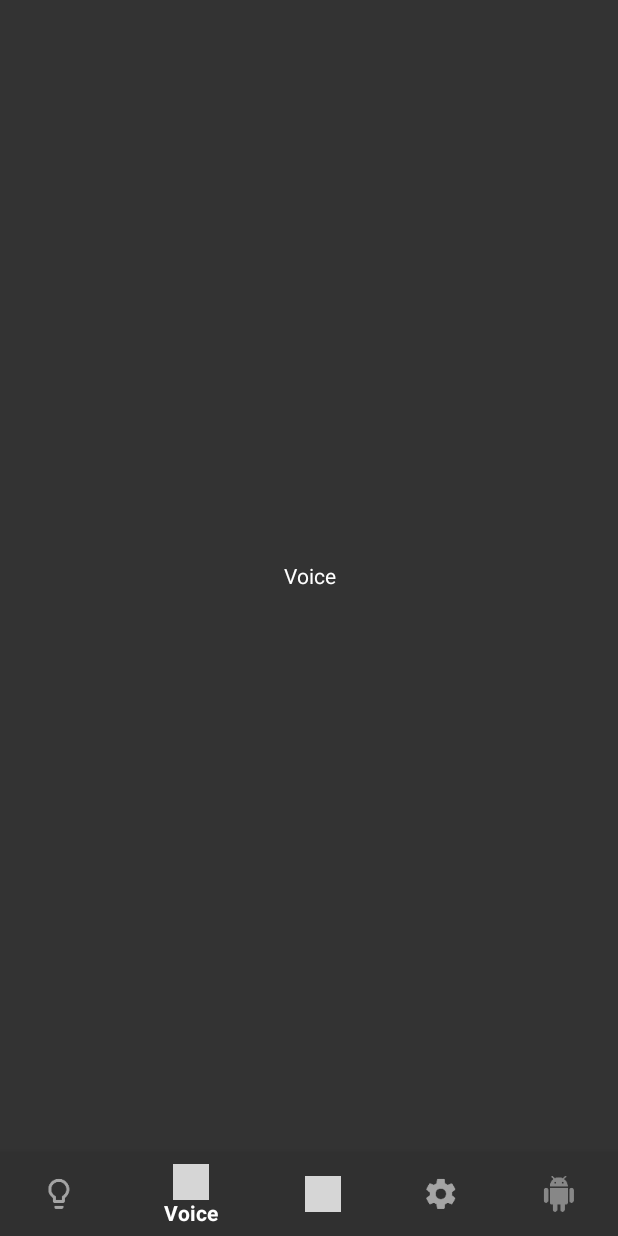
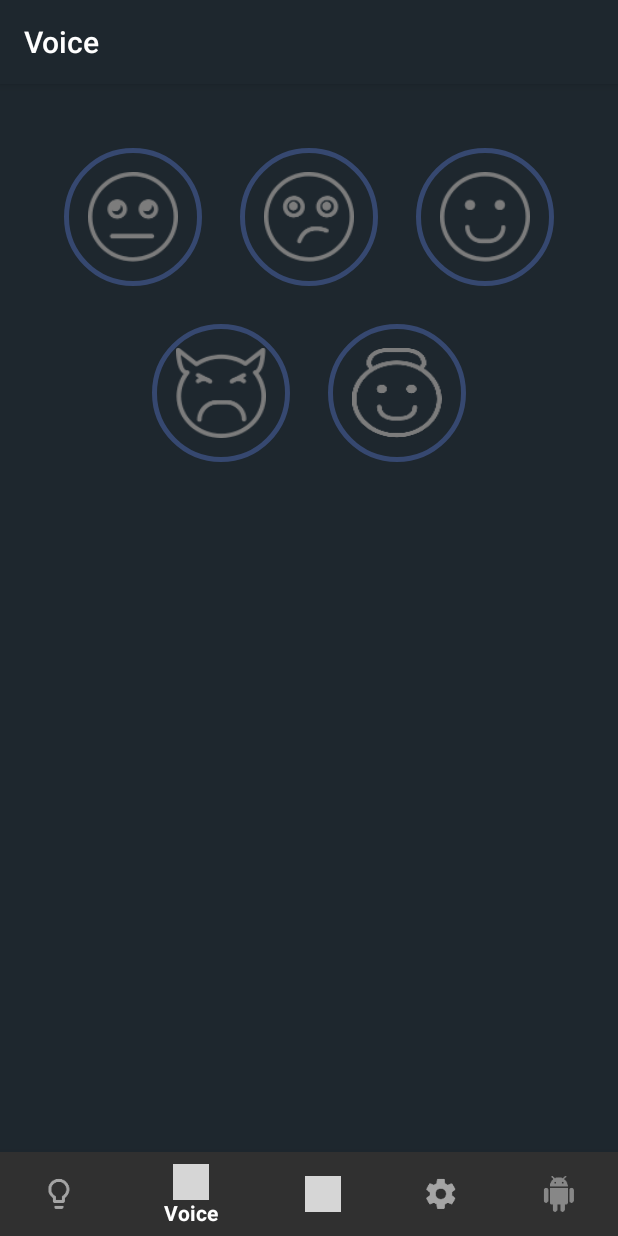
Before and after one commit to vvtyutin/goodmood, an Android app: the screen it shows after launch (HomeActivity), item 2 of the bottom bar chosen, on a phone screen of 412 x 824 dp. Run offline under Robolectric (Android 15) with nearby library versions, the light colour scheme and no system bars; libraries missing offline, so code that uses them is left out: com.squareup.okhttp, org.altbeacon.beacon; 18 statements that could not run were skipped; grey boxes are pictures that could not be loaded.

Commit message:
First implementation of Voice screen

```diff
--- a/app/src/main/java/com/harman/goodmood/ui/VoiceFragment.java
+++ b/app/src/main/java/com/harman/goodmood/ui/VoiceFragment.java
@@ -2,18 +2,49 @@ package com.harman.goodmood.ui;
 
 import android.os.Bundle;
 import android.support.annotation.Nullable;
+import android.support.design.widget.TabLayout;
 import android.support.v4.app.Fragment;
+import android.support.v7.widget.Toolbar;
 import android.view.LayoutInflater;
 import android.view.View;
 import android.view.ViewGroup;
 
+import com.harman.goodmood.util.weather.MoodIconLayout;
+
 import goodmood.harman.com.goodmood.R;
 
 public class VoiceFragment extends Fragment {
+
+    private MoodIconLayout[] mMoodLayoutArray = new MoodIconLayout[5];
+
     @Nullable
     @Override
     public View onCreateView(LayoutInflater inflater, @Nullable ViewGroup container, @Nullable Bundle savedInstanceState) {
         View view = inflater.inflate(R.layout.fragment_voice, container, false);
+
+        Toolbar toolbar = (Toolbar) view.findViewById(R.id.toolbar);
+        toolbar.setTitle("Voice");
+
+        mMoodLayoutArray[0] = (MoodIconLayout) view.findViewById(R.id.mood_neutrality);
+        mMoodLayoutArray[1] = (MoodIconLayout) view.findViewById(R.id.mood_sadness);
+        mMoodLayoutArray[2] = (MoodIconLayout) view.findViewById(R.id.mood_happiness);
+        mMoodLayoutArray[3] = (MoodIconLayout) view.findViewById(R.id.mood_fear);
+        mMoodLayoutArray[4] = (MoodIconLayout) view.findViewById(R.id.mood_angel);
+
+        mMoodLayoutArray[0].setResources(R.drawable.neutrality, R.drawable.happiness_clr, R.drawable.neutrality_bg);
+        mMoodLayoutArray[1].setResources(R.drawable.sadness, R.drawable.sadness_clr, R.drawable.sadness_bg);
+        mMoodLayoutArray[2].setResources(R.drawable.happiness, R.drawable.happiness_clr, R.drawable.happiness_bg);
+        mMoodLayoutArray[3].setResources(R.drawable.fear, R.drawable.fear_clr, R.drawable.fear_bg);
+        mMoodLayoutArray[4].setResources(R.drawable.angel, R.drawable.angel_clr, R.drawable.angel_bg);
+
         return view;
     }
+
+    public void setCheckedMood(int index) {
+        if (index >= 0 && index <= 5) {
+            for (int i = 0; i < 5; i++) {
+                mMoodLayoutArray[i].setChecked(i == index);
+            }
+        }
+    }
 }
--- a/app/src/main/java/com/harman/goodmood/util/RatioRelativeLayout.java
+++ b/app/src/main/java/com/harman/goodmood/util/RatioRelativeLayout.java
@@ -24,7 +24,7 @@ public class RatioRelativeLayout extends RelativeLayout {
         init(context, attrs);
     }
 
-    private void init(Context context, AttributeSet attrs) {
+    protected void init(Context context, AttributeSet attrs) {
         TypedArray a = context.getTheme().obtainStyledAttributes(
                 attrs,
                 R.styleable.RatioRelativeLayout,
--- /dev/null
+++ b/app/src/main/java/com/harman/goodmood/util/weather/MoodIconLayout.java
@@ -0,0 +1,91 @@
+package com.harman.goodmood.util.weather;
+
+import android.content.Context;
+import android.graphics.drawable.Drawable;
+import android.support.annotation.DrawableRes;
+import android.util.AttributeSet;
+import android.view.LayoutInflater;
+import android.widget.ImageView;
+
+import com.harman.goodmood.util.RatioRelativeLayout;
+
+import goodmood.harman.com.goodmood.R;
+
+/**
+ * Created by SSyukov on 06-Dec-17.
+ */
+
+public class MoodIconLayout extends RatioRelativeLayout {
+
+    private boolean mIsChecked;
+    private boolean mResourcesIsSetted;
+
+    @DrawableRes
+    private int mNormalIcon;
+    @DrawableRes
+    private int mCheckedIcon;
+    @DrawableRes
+    private int mCheckedBackground;
+
+    private Drawable mNormalCircle = getResources().getDrawable(R.drawable.mood_circle_normal);
+    private Drawable mCheckedCircle = getResources().getDrawable(R.drawable.mood_circle_checked);
+
+    private ImageView mIconView;
+    private ImageView mBackgroundView;
+    private ImageView mCircleView;
+
+    public MoodIconLayout(Context context) {
+        super(context);
+    }
+
+    public MoodIconLayout(Context context, AttributeSet attrs) {
+        super(context, attrs);
+    }
+
+    public MoodIconLayout(Context context, AttributeSet attrs, int defStyleAttr) {
+        super(context, attrs, defStyleAttr);
+    }
+
+    public void setResources(@DrawableRes int normalIcon, @DrawableRes int checkedIcon, @DrawableRes int checkedBackground) {
+        mNormalIcon = normalIcon;
+        mCheckedIcon = checkedIcon;
+        mCheckedBackground = checkedBackground;
+        mResourcesIsSetted = true;
+        updateUI();
+    }
+
+    @Override
+    protected void init(Context context, AttributeSet attrs) {
+        super.init(context, attrs);
+        LayoutInflater.from(getContext()).inflate(R.layout.mood_icon_layout, this);
+
+        mIconView = (ImageView) findViewById(R.id.normal_icon);
+        mBackgroundView = (ImageView) findViewById(R.id.background);
+        mCircleView = (ImageView) findViewById(R.id.circle);
+        updateUI();
+    }
+
+    public void setChecked(boolean checked) {
+        mIsChecked = checked;
+        updateUI();
+    }
+
+    public boolean isChecked() {
+        return mIsChecked;
+    }
+
+    private void updateUI() {
+        if (mResourcesIsSetted) {
+            if (mIsChecked) {
+                mIconView.setBackground(getResources().getDrawable(mCheckedIcon));
+                mBackgroundView.setBackground(getResources().getDrawable(mCheckedBackground));
+                mBackgroundView.setVisibility(VISIBLE);
+                mCircleView.setBackground(mCheckedCircle);
+            } else {
+                mIconView.setBackground(getResources().getDrawable(mNormalIcon));
+                mBackgroundView.setVisibility(INVISIBLE);
+                mCircleView.setBackground(mNormalCircle);
+            }
+        }
+    }
+}
--- /dev/null
+++ b/app/src/main/res/drawable/mood_circle_checked.xml
@@ -0,0 +1,10 @@
+<?xml version="1.0" encoding="utf-8"?>
+<shape xmlns:android="http://schemas.android.com/apk/res/android"
+    android:shape="oval">
+    <stroke
+        android:width="@dimen/mood_circle_width"
+        android:color="@color/mood_circle_checked"/>
+    <size
+        android:height="80dp"
+        android:width="80dp" />
+</shape>
--- /dev/null
+++ b/app/src/main/res/drawable/mood_circle_normal.xml
@@ -0,0 +1,10 @@
+<?xml version="1.0" encoding="utf-8"?>
+<shape xmlns:android="http://schemas.android.com/apk/res/android"
+    android:shape="oval">
+    <stroke
+        android:width="@dimen/mood_circle_width"
+        android:color="@color/mood_circle_normal"/>
+    <size
+        android:height="80dp"
+        android:width="80dp" />
+</shape>
--- a/app/src/main/res/layout/fragment_voice.xml
+++ b/app/src/main/res/layout/fragment_voice.xml
@@ -1,14 +1,103 @@
 <?xml version="1.0" encoding="utf-8"?>
-<LinearLayout
-    xmlns:android="http://schemas.android.com/apk/res/android"
+<LinearLayout xmlns:android="http://schemas.android.com/apk/res/android"
+    xmlns:app="http://schemas.android.com/apk/res-auto"
     android:layout_width="match_parent"
     android:layout_height="match_parent"
     android:orientation="vertical">
 
-    <TextView
+    <android.support.design.widget.AppBarLayout
         android:layout_width="match_parent"
-        android:gravity="center"
+        android:layout_height="wrap_content"
+        android:theme="@style/DarkActionBar">
+
+        <android.support.v7.widget.Toolbar
+            android:id="@+id/toolbar"
+            android:layout_width="match_parent"
+            android:layout_height="?attr/actionBarSize"
+            android:background="?attr/colorPrimary"
+            app:layout_scrollFlags="scroll|enterAlways|snap"
+            app:popupTheme="@style/DarkActionBar" />
+    </android.support.design.widget.AppBarLayout>
+
+    <LinearLayout
+        android:layout_width="match_parent"
         android:layout_height="match_parent"
-        android:text="Voice"/>
+        android:orientation="vertical"
+        android:layout_marginTop="30dp"
+        android:paddingLeft="30dp"
+        android:paddingRight="30dp">
 
+        <LinearLayout
+            android:layout_width="match_parent"
+            android:layout_height="wrap_content"
+            android:orientation="horizontal">
+
+            <com.harman.goodmood.util.weather.MoodIconLayout
+                android:id="@+id/mood_neutrality"
+                android:layout_width="0dp"
+                android:layout_height="wrap_content"
+                android:layout_weight="1"
+                android:padding="@dimen/voice_item_margin"
+                app:ratio="1" />
+
+            <com.harman.goodmood.util.weather.MoodIconLayout
+                android:id="@+id/mood_sadness"
+                android:layout_width="0dp"
+                android:layout_height="wrap_content"
+                android:layout_weight="1"
+                android:padding="@dimen/voice_item_margin"
+                app:ratio="1" />
+
+            <com.harman.goodmood.util.weather.MoodIconLayout
+                android:id="@+id/mood_happiness"
+                android:layout_width="0dp"
+                android:layout_height="wrap_content"
+                android:layout_weight="1"
+                android:padding="@dimen/voice_item_margin"
+                app:ratio="1" />
+        </LinearLayout>
+
+        <LinearLayout
+            android:layout_width="match_parent"
+            android:layout_height="wrap_content"
+            android:orientation="horizontal">
+
+            <View
+                android:layout_width="0dp"
+                android:layout_height="1dp"
+                android:layout_weight="0.5" />
+
+            <com.harman.goodmood.util.weather.MoodIconLayout
+                android:id="@+id/mood_fear"
+                android:layout_width="0dp"
+                android:layout_height="wrap_content"
+                android:layout_weight="1"
+                android:padding="@dimen/voice_item_margin"
+                app:ratio="1" />
+
+            <com.harman.goodmood.util.weather.MoodIconLayout
+                android:id="@+id/mood_angel"
+                android:layout_width="0dp"
+                android:layout_height="wrap_content"
+                android:layout_weight="1"
+                android:padding="@dimen/voice_item_margin"
+                app:ratio="1" />
+
+            <View
+                android:layout_width="0dp"
+                android:layout_height="1dp"
+                android:layout_weight="0.5" />
+        </LinearLayout>
+
+        <RelativeLayout
+            android:layout_width="match_parent"
+            android:layout_height="0dp"
+            android:layout_weight="1">
+
+            <ImageView
+                android:layout_width="60dp"
+                android:layout_height="60dp"
+                android:layout_centerInParent="true" />
+        </RelativeLayout>
+    </LinearLayout>
 </LinearLayout>
--- /dev/null
+++ b/app/src/main/res/layout/mood_icon_layout.xml
@@ -0,0 +1,29 @@
+<?xml version="1.0" encoding="utf-8"?>
+<RelativeLayout xmlns:android="http://schemas.android.com/apk/res/android"
+    android:layout_width="match_parent"
+    android:layout_height="match_parent"
+    xmlns:tools="http://schemas.android.com/tools">
+
+    <ImageView
+        android:id="@+id/normal_icon"
+        android:layout_centerInParent="true"
+        android:layout_width="60dp"
+        android:layout_height="60dp"
+        tools:background="@drawable/neutrality"/>
+
+    <ImageView
+        android:id="@+id/background"
+        android:layout_centerInParent="true"
+        android:layout_width="80dp"
+        android:layout_height="80dp"
+        tools:background="@drawable/neutrality_bg"/>
+
+    <ImageView
+        android:id="@+id/circle"
+        android:layout_centerInParent="true"
+        android:layout_width="92dp"
+        android:layout_height="92dp"
+        tools:background="@drawable/mood_circle_checked"/>
+
+
+</RelativeLayout>
--- a/app/src/main/res/values/colors.xml
+++ b/app/src/main/res/values/colors.xml
@@ -3,9 +3,12 @@
     <color name="colorPrimary">#53409f</color>
     <color name="colorPrimaryDark">#423280</color>
     <color name="colorAccent">#3F51B5</color>
-    <color name="colorBackground">#333333</color>
+    <color name="colorBackground">#1E272E</color>
     <color name="colorTextColorPrimary">#FFFFFF</color>
     <color name="colorTextColorSecondary">#818181</color>
 
     <color name="lampDefaultColor">#FFFFFF</color>
+    <color name="mood_circle_normal">#364870</color>
+    <color name="mood_circle_checked">#8EE1FF</color>
+
 </resources>
--- a/app/src/main/res/values/dimens.xml
+++ b/app/src/main/res/values/dimens.xml
@@ -7,5 +7,7 @@
     <dimen name="light_settings_block_height">120dp</dimen>
     <dimen name="light_settings_circle_size">60dp</dimen>
     <dimen name="light_settings_item_margin">8dp</dimen>
+    <dimen name="voice_item_margin">10dp</dimen>
+    <dimen name="mood_circle_width">3dp</dimen>
 
 </resources>
```
